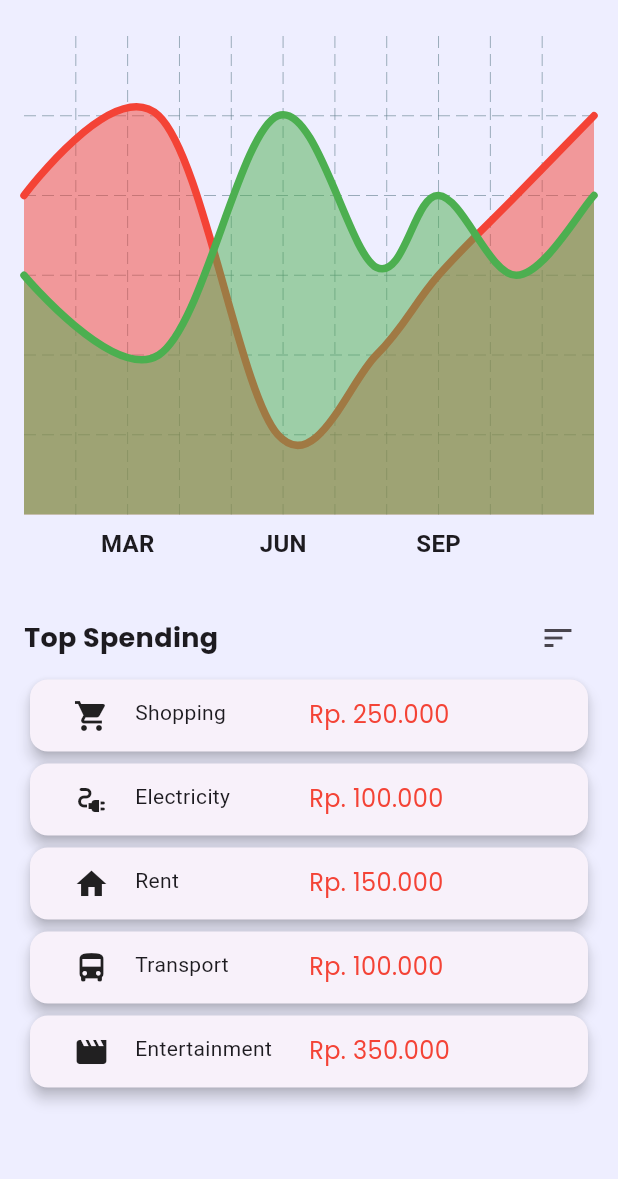
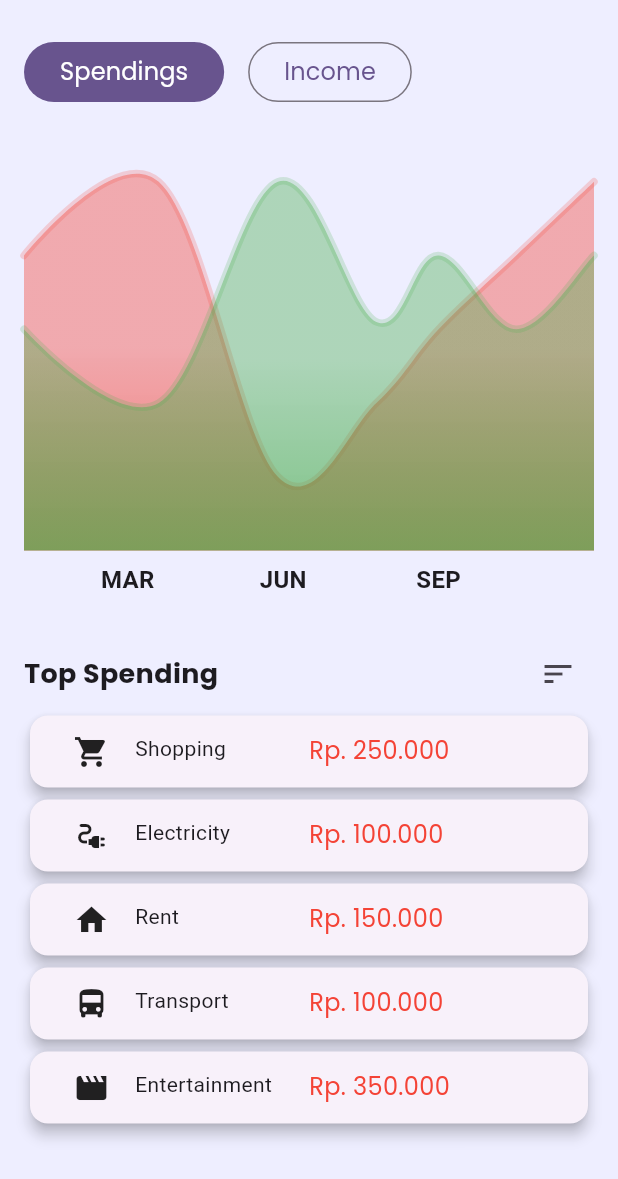
Before and after one commit to UnknownRori/budgetmate, a Flutter app: the StatisticsMobile widget shown alone on an empty page, opened directly, on a phone screen of 412 x 824 dp. Shown: the top 1179 px of the screen. Run offline on Flutter 3.47's test engine with Material 3 defaults, Android fonts, the light colour scheme and no system bars; drawn by our look-alikes of fl_chart.

Commit message:
📦 finish statistics page

```diff
--- a/lib/page/statistics_page.dart
+++ b/lib/page/statistics_page.dart
@@ -52,6 +52,27 @@ class _StatisticsMobileState extends State<StatisticsMobile> {
         child: Column(
           crossAxisAlignment: CrossAxisAlignment.start,
           children: [
+            Row(
+              children: [
+                FilledButton(
+                    onPressed: () => ScaffoldMessenger.of(context).showSnackBar(
+                          const SnackBar(
+                            content: Text("Not implemented yet!"),
+                            duration: Duration(seconds: 1),
+                          ),
+                        ),
+                    child: Text("Spendings", style: mobile.text)),
+                const SizedBox(width: 16),
+                OutlinedButton(
+                    onPressed: () => ScaffoldMessenger.of(context).showSnackBar(
+                          const SnackBar(
+                            content: Text("Not implemented yet!"),
+                            duration: Duration(seconds: 1),
+                          ),
+                        ),
+                    child: Text("Income", style: mobile.text)),
+              ],
+            ),
             // TODO : Make it correspond with the data
             Expanded(
               child: LineChart(
@@ -121,6 +142,7 @@ class _StatisticsMobileState extends State<StatisticsMobile> {
   LineChartData lineChartData() {
     return LineChartData(
       borderData: FlBorderData(show: false),
+      gridData: const FlGridData(show: false),
       titlesData: FlTitlesData(
         show: true,
         rightTitles: const AxisTitles(
@@ -157,7 +179,7 @@ class _StatisticsMobileState extends State<StatisticsMobile> {
             FlSpot(11, 5),
           ],
           isCurved: true,
-          color: Colors.red,
+          color: Colors.red.withOpacity(0.2),
           barWidth: 5,
           isStrokeCapRound: true,
           dotData: const FlDotData(
@@ -165,7 +187,14 @@ class _StatisticsMobileState extends State<StatisticsMobile> {
           ),
           belowBarData: BarAreaData(
             show: true,
-            color: Colors.red.withOpacity(0.5),
+            gradient: LinearGradient(
+              begin: const Alignment(0.5, 0.0),
+              end: const Alignment(0.5, 1.0),
+              colors: [
+                Colors.red.withOpacity(0.4),
+                Colors.red.withOpacity(0.7),
+              ],
+            ),
           ),
         ),
         LineChartBarData(
@@ -179,7 +208,7 @@ class _StatisticsMobileState extends State<StatisticsMobile> {
             FlSpot(11, 4),
           ],
           isCurved: true,
-          color: Colors.green,
+          color: Colors.green.withOpacity(0.2),
           barWidth: 5,
           isStrokeCapRound: true,
           dotData: const FlDotData(
@@ -187,7 +216,14 @@ class _StatisticsMobileState extends State<StatisticsMobile> {
           ),
           belowBarData: BarAreaData(
             show: true,
-            color: Colors.green.withOpacity(0.5),
+            gradient: LinearGradient(
+              begin: const Alignment(0.5, 0.0),
+              end: const Alignment(0.5, 1.0),
+              colors: [
+                Colors.green.withOpacity(0.4),
+                Colors.green.withOpacity(0.7),
+              ],
+            ),
           ),
         ),
       ],
```
